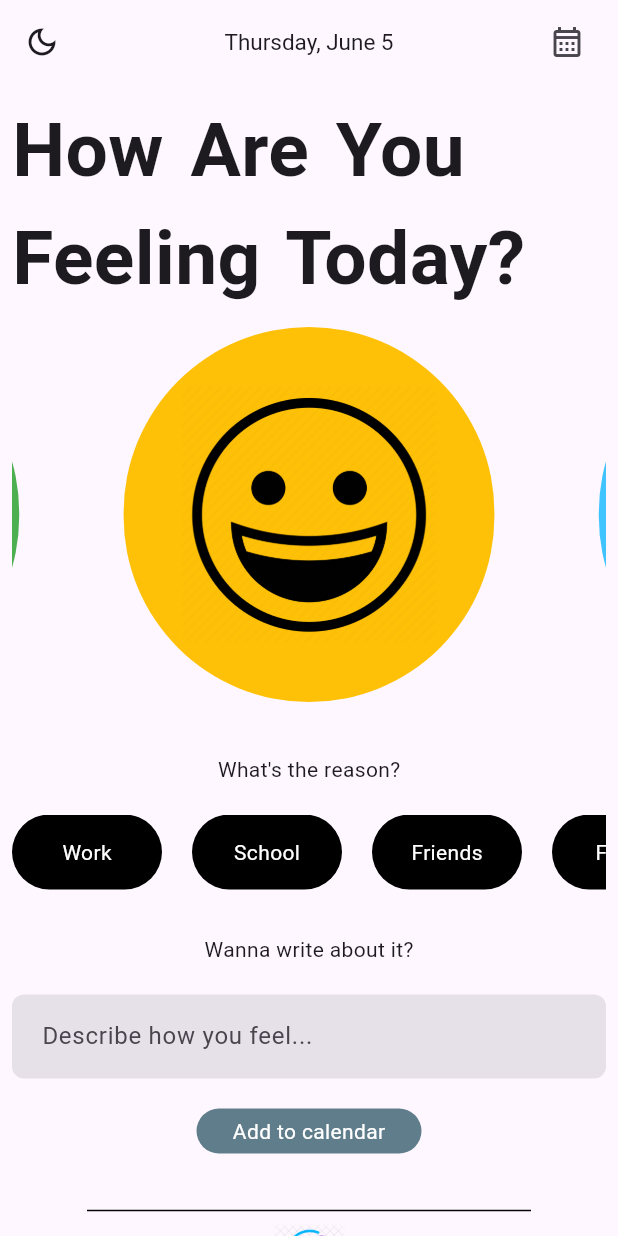
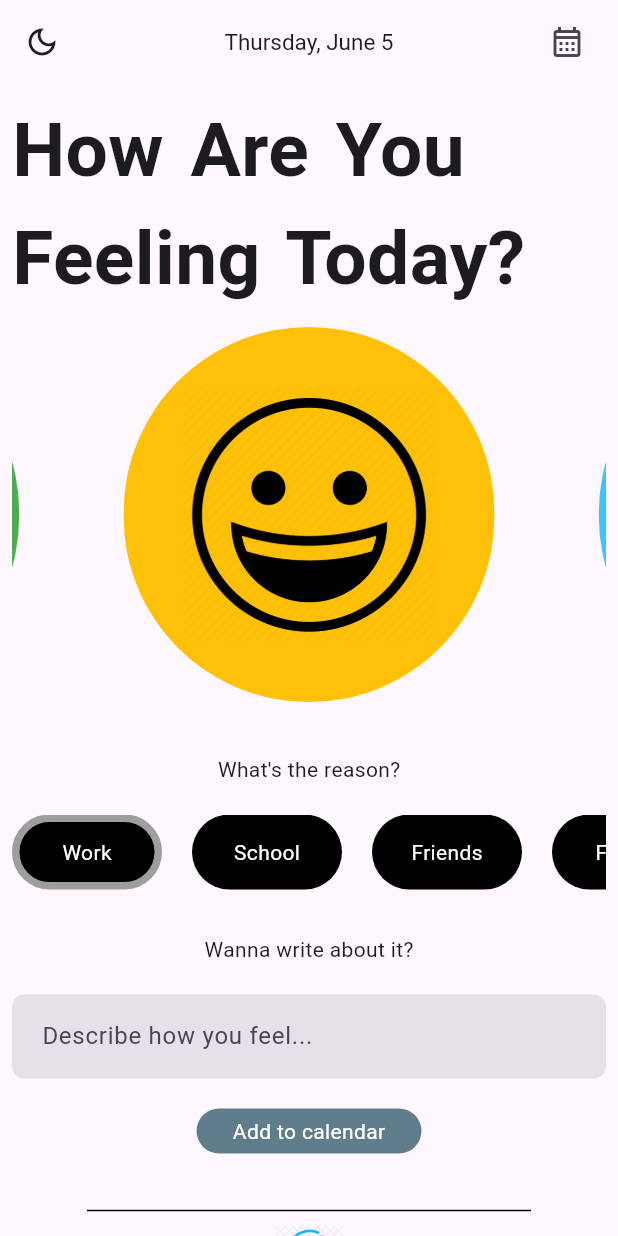
Before and after one commit to KabeloBitcube/mood_tracker, a Flutter app: the screen it shows after launch, after a tap on "Work", on a phone screen of 412 x 824 dp. Run offline on Flutter 3.47's test engine with Material 3 defaults, Android fonts, the phone set to English and light mode, and no system bars; drawn by our look-alikes of carousel_slider, flutter_animate; our stand-ins replace fl_chart, flutter_local_notifications, permission_handler, table_calendar.

Commit message:
V38 - Animation > Added a border when mood and reason containers are selected

```diff
--- a/lib/Home/home.dart
+++ b/lib/Home/home.dart
@@ -7,6 +7,7 @@ import 'package:intl/intl.dart';
 import 'package:mood_tracker/Calendar/calendar.dart';
 import 'package:mood_tracker/Mode/mode.dart';
 import 'package:mood_tracker/Mood%20Model/moodentry.dart';
+import 'package:mood_tracker/Mood/mood_border.dart';
 import 'package:mood_tracker/Notifications/noti_service.dart';
 import 'package:mood_tracker/Stats%20&%20Notis/stats_notis.dart';
 import 'package:provider/provider.dart';
@@ -59,6 +60,7 @@ class _HomeScreenState extends State<HomeScreen> {
   @override
   Widget build(BuildContext context) {
     final modeController = Provider.of<ModeController>(context);
+    final borderController = Provider.of<BorderController>(context);
 
     Future<void> showMyDialog() async {
       return showDialog<void>(
@@ -186,6 +188,8 @@ class _HomeScreenState extends State<HomeScreen> {
       );
     }
 
+    log('Selected mood: $_selectedMood');
+
     return Scaffold(
       appBar: AppBar(
         centerTitle: true,
@@ -233,18 +237,22 @@ class _HomeScreenState extends State<HomeScreen> {
                         ),
                       ).animate().fade(duration: Duration(seconds: 5)).scale(),
                       const SizedBox(height: 10),
+                      Wrap(
+                        children: [
                           CarouselSlider(
                             options: CarouselOptions(height: 250.0),
                             items: [
                               GestureDetector(
                                 onTap: () {
                                   _selectedMood = "Happy";
+                                  borderController.toggleMode();
                                 },
                                 child: Container(
                                   width: MediaQuery.of(context).size.width * 0.6,
                                   decoration: BoxDecoration(
                                     color: Colors.amber,
                                     borderRadius: BorderRadius.circular(250),
+                                    border: borderController.isSelected && _selectedMood == "Happy" ? Border.all(width: 10, color: Colors.grey) : null
                                   ),
                                   child: Center(
                                     child: Image.asset(
@@ -258,12 +266,14 @@ class _HomeScreenState extends State<HomeScreen> {
                               GestureDetector(
                                 onTap: () {
                                   _selectedMood = "Sad";
+                                  borderController.toggleMode();
                                 },
                                 child: Container(
                                   width: MediaQuery.of(context).size.width * 0.6,
                                   decoration: BoxDecoration(
                                     color: Colors.lightBlueAccent,
                                     borderRadius: BorderRadius.circular(250),
+                                    border: borderController.isSelected && _selectedMood == "Sad" ? Border.all(width: 10, color: Colors.grey) : null
                                   ),
                                   child: Center(
                                     child: Image.asset(
@@ -277,12 +287,14 @@ class _HomeScreenState extends State<HomeScreen> {
                               GestureDetector(
                                 onTap: () {
                                   _selectedMood = "Angry";
+                                  borderController.toggleMode();
                                 },
                                 child: Container(
                                   width: MediaQuery.of(context).size.width * 0.6,
                                   decoration: BoxDecoration(
                                     color: Colors.red,
                                     borderRadius: BorderRadius.circular(250),
+                                    border: borderController.isSelected && _selectedMood == "Angry"  ? Border.all(width: 10, color: Colors.grey) : null
                                   ),
                                   child: Center(
                                     child: Image.asset(
@@ -296,12 +308,14 @@ class _HomeScreenState extends State<HomeScreen> {
                               GestureDetector(
                                 onTap: () {
                                   _selectedMood = "Calm";
+                                  borderController.toggleMode();
                                 },
                                 child: Container(
                                   width: MediaQuery.of(context).size.width * 0.6,
                                   decoration: BoxDecoration(
                                     color: Colors.green,
                                     borderRadius: BorderRadius.circular(250),
+                                    border: borderController.isSelected && _selectedMood == "Calm" ? Border.all(width: 10, color: Colors.grey) : null
                                   ),
                                   child: Center(
                                     child: Image.asset(
@@ -312,6 +326,8 @@ class _HomeScreenState extends State<HomeScreen> {
                                     ),
                                   ),
                                 ),
+                              ),
+                            ],
                           ),
                         ],
                       ),
@@ -327,6 +343,7 @@ class _HomeScreenState extends State<HomeScreen> {
                             GestureDetector(
                               onTap: () {
                                 _selectedReason = "Work";
+                                borderController.toggleMode();
                               },
                               child: Container(
                                 height: 30,
@@ -334,6 +351,7 @@ class _HomeScreenState extends State<HomeScreen> {
                                 decoration: BoxDecoration(
                                   color: Colors.black,
                                   borderRadius: BorderRadius.circular(200),
+                                  border: borderController.isSelected && _selectedReason == "Work" ? Border.all(width: 5, color: Colors.grey) : null
                                 ),
                                 child: Center(
                                   child: const Text(
@@ -347,6 +365,7 @@ class _HomeScreenState extends State<HomeScreen> {
                             GestureDetector(
                               onTap: () {
                                 _selectedReason = "School";
+                                borderController.toggleMode();
                               },
                               child: Container(
                                 height: 30,
@@ -354,6 +373,7 @@ class _HomeScreenState extends State<HomeScreen> {
                                 decoration: BoxDecoration(
                                   color: Colors.black,
                                   borderRadius: BorderRadius.circular(200),
+                                  border: borderController.isSelected && _selectedReason == "School" ? Border.all(width: 5, color: Colors.grey) : null
                                 ),
                                 child: Center(
                                   child: const Text(
@@ -367,6 +387,7 @@ class _HomeScreenState extends State<HomeScreen> {
                             GestureDetector(
                               onTap: () {
                                 _selectedReason = "Friends";
+                                borderController.toggleMode();
                               },
                               child: Container(
                                 height: 30,
@@ -374,6 +395,7 @@ class _HomeScreenState extends State<HomeScreen> {
                                 decoration: BoxDecoration(
                                   color: Colors.black,
                                   borderRadius: BorderRadius.circular(200),
+                                  border: borderController.isSelected && _selectedReason == "Friends" ? Border.all(width: 5, color: Colors.grey) : null
                                 ),
                                 child: Center(
                                   child: const Text(
@@ -387,6 +409,7 @@ class _HomeScreenState extends State<HomeScreen> {
                             GestureDetector(
                               onTap: () {
                                 _selectedReason = "Family";
+                                borderController.toggleMode();
                               },
                               child: Container(
                                 height: 30,
@@ -394,6 +417,7 @@ class _HomeScreenState extends State<HomeScreen> {
                                 decoration: BoxDecoration(
                                   color: Colors.black,
                                   borderRadius: BorderRadius.circular(200),
+                                  border: borderController.isSelected && _selectedReason == "Family" ? Border.all(width: 5, color: Colors.grey) : null
                                 ),
                                 child: Center(
                                   child: const Text(
@@ -407,6 +431,7 @@ class _HomeScreenState extends State<HomeScreen> {
                             GestureDetector(
                               onTap: () {
                                 _selectedReason = "Hobby";
+                                borderController.toggleMode();
                               },
                               child: Container(
                                 height: 30,
@@ -414,6 +439,7 @@ class _HomeScreenState extends State<HomeScreen> {
                                 decoration: BoxDecoration(
                                   color: Colors.black,
                                   borderRadius: BorderRadius.circular(200),
+                                  border: borderController.isSelected && _selectedReason == "Hobby" ? Border.all(width: 5, color: Colors.grey) : null
                                 ),
                                 child: Center(
                                   child: const Text(
@@ -427,6 +453,7 @@ class _HomeScreenState extends State<HomeScreen> {
                             GestureDetector(
                               onTap: () {
                                 _selectedReason = "Health";
+                                borderController.toggleMode();
                               },
                               child: Container(
                                 height: 30,
@@ -434,6 +461,7 @@ class _HomeScreenState extends State<HomeScreen> {
                                 decoration: BoxDecoration(
                                   color: Colors.black,
                                   borderRadius: BorderRadius.circular(200),
+                                  border: borderController.isSelected && _selectedReason == "Health" ? Border.all(width: 5, color: Colors.grey) : null
                                 ),
                                 child: Center(
                                   child: const Text(
@@ -447,6 +475,7 @@ class _HomeScreenState extends State<HomeScreen> {
                             GestureDetector(
                               onTap: () {
                                 _selectedReason = "Relationship";
+                                borderController.toggleMode();
                               },
                               child: Container(
                                 height: 30,
@@ -454,6 +483,7 @@ class _HomeScreenState extends State<HomeScreen> {
                                 decoration: BoxDecoration(
                                   color: Colors.black,
                                   borderRadius: BorderRadius.circular(200),
+                                  border: borderController.isSelected && _selectedReason == "Relationship" ? Border.all(width: 5, color: Colors.grey) : null
                                 ),
                                 child: Center(
                                   child: const Text(
@@ -467,6 +497,7 @@ class _HomeScreenState extends State<HomeScreen> {
                             GestureDetector(
                               onTap: () {
                                 _selectedReason = "Money";
+                                borderController.toggleMode();
                               },
                               child: Container(
                                 height: 30,
@@ -474,6 +505,7 @@ class _HomeScreenState extends State<HomeScreen> {
                                 decoration: BoxDecoration(
                                   color: Colors.black,
                                   borderRadius: BorderRadius.circular(200),
+                                  border: borderController.isSelected && _selectedReason == "Money" ? Border.all(width: 5, color: Colors.grey) : null
                                 ),
                                 child: Center(
                                   child: const Text(
--- /dev/null
+++ b/lib/Mood/mood_border.dart
@@ -0,0 +1,15 @@
+import 'package:flutter/material.dart';
+
+class BorderController extends ChangeNotifier {
+  // Tracks whether the app is in dark mode or light mode
+  bool _isSelected = false;
+
+  // Getter to check the current mode (dark or light)
+  bool get isSelected => _isSelected;
+
+  // Toggles between dark mode and light mode
+  void toggleMode() {
+    _isSelected = !_isSelected;
+    notifyListeners(); // Notifies listeners to rebuild UI with the updated mode
+  }
+}
--- a/lib/main.dart
+++ b/lib/main.dart
@@ -1,6 +1,7 @@
 import 'package:flutter/material.dart';
 import 'package:mood_tracker/Home/home.dart';
 import 'package:mood_tracker/Mode/mode.dart';
+import 'package:mood_tracker/Mood/mood_border.dart';
 import 'package:mood_tracker/Notifications/noti_service.dart';
 import 'package:provider/provider.dart';
 
@@ -16,8 +17,11 @@ void main() {
   });
 
   runApp(
-    ChangeNotifierProvider(
-      create: (context) => ModeController(),
+    MultiProvider(
+      providers: [
+        ChangeNotifierProvider(create: (context) => ModeController()),
+        ChangeNotifierProvider(create: (context) => BorderController())
+      ],
       child: const MyApp(),
     ),
   );
@@ -50,7 +54,6 @@ class MyApp extends StatelessWidget {
     // Access the mode controller to determine the app's theme
     final modeController = Provider.of<ModeController>(context);
 
-
     return MaterialApp(
       theme: ThemeData(
         // Dynamically applies light or dark theme based on user preference
@@ -59,7 +62,7 @@ class MyApp extends StatelessWidget {
             : Brightness.light,
       ),
       debugShowCheckedModeBanner: false,
-      home: HomeScreen(notificationCount: 0,),
+      home: HomeScreen(notificationCount: 0),
     );
   }
 }
```
Lines whose indentation alone changed are shown as unchanged.
